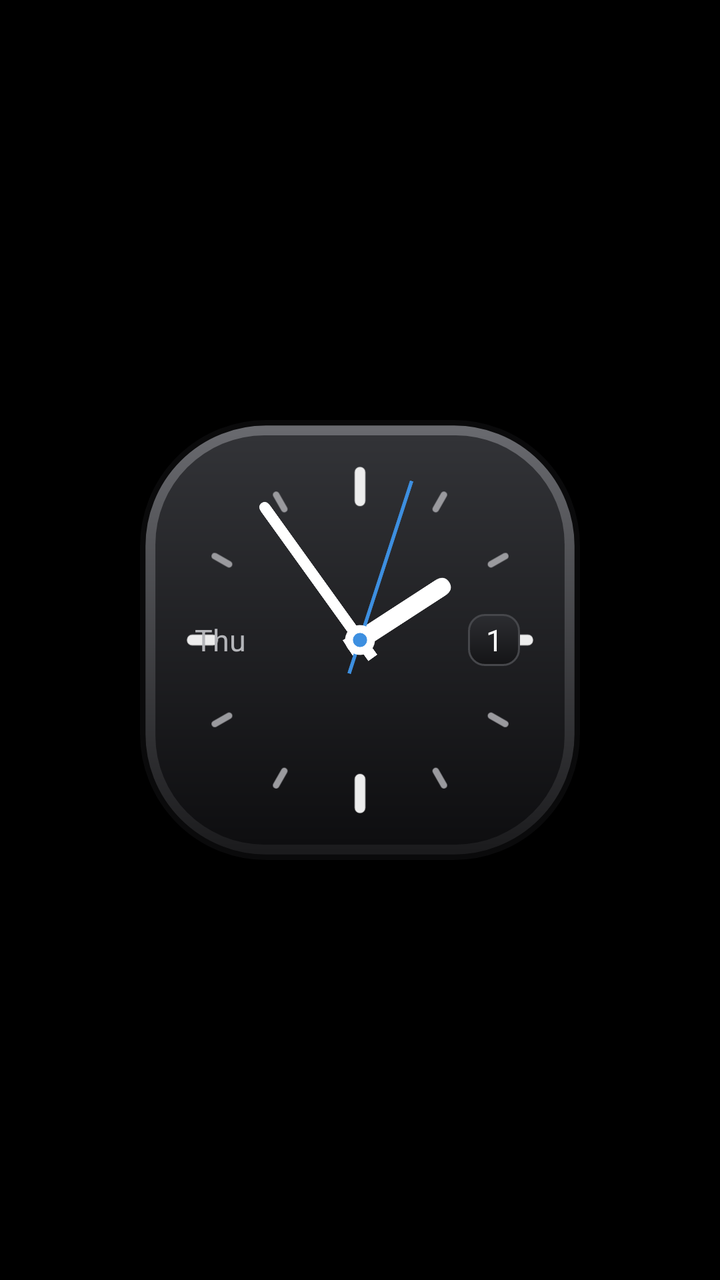
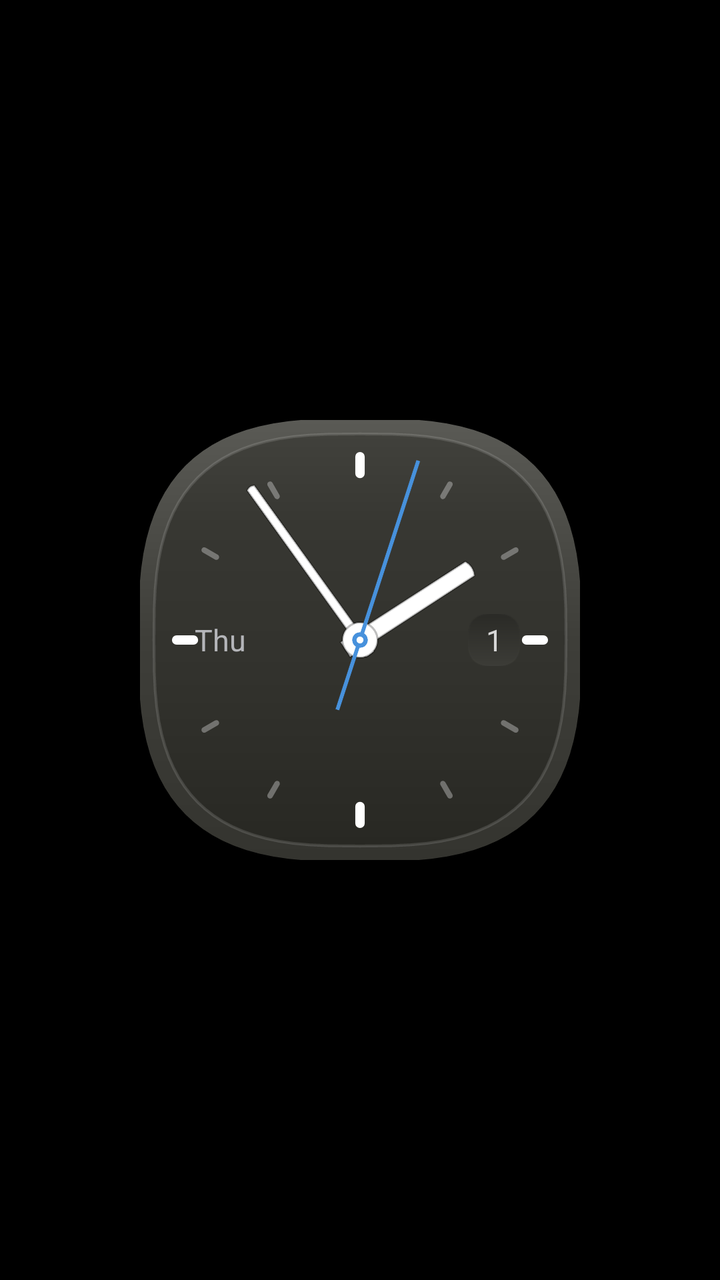

Before-and-after screenshots of an Android layout around one commit, followed by the original layout XML and the change that was made.
<!-- AndroidManifest.xml: application theme Theme.EtesianLauncher -->
<!-- res/layout/bc_bigclock.xml -->
<?xml version="1.0" encoding="utf-8"?>
<FrameLayout xmlns:android="http://schemas.android.com/apk/res/android"
    android:id="@+id/bc_root" android:layout_width="match_parent" android:layout_height="match_parent">
    <FrameLayout android:id="@+id/bc_face" android:layout_width="220dp" android:layout_height="220dp" android:layout_gravity="center">
        <AnalogClock android:id="@+id/bc_clock" android:layout_width="match_parent" android:layout_height="match_parent"
            android:dial="@drawable/bc_square_dial" android:hand_hour="@drawable/bc_hand_hour_l" android:hand_minute="@drawable/bc_hand_minute_l"
            android:hand_second="@drawable/bc_hand_second"/>
        <TextClock android:id="@+id/bc_day" android:layout_width="44dp" android:layout_height="wrap_content" android:layout_gravity="center_vertical|start"
            android:layout_marginStart="18dp" android:format12Hour="EEE" android:format24Hour="EEE" android:gravity="center"
            android:textColor="#FFB4B5B9" android:textSize="15sp" android:fontFamily="etesian-text"/>
        <TextClock android:id="@+id/bc_date" android:layout_width="26dp" android:layout_height="26dp" android:layout_gravity="center_vertical|end"
            android:layout_marginEnd="30dp" android:background="@drawable/bc_date_box" android:format12Hour="d" android:format24Hour="d"
            android:gravity="center" android:textColor="#FFFFFFFF" android:textSize="15sp" android:fontFamily="etesian-text"/>
    </FrameLayout>
</FrameLayout>
<!-- resources referenced by this layout -->
<resources>
  <!-- drawable bc_date_box (drawable) -->
  <?xml version="1.0" encoding="utf-8"?>
  <shape xmlns:android="http://schemas.android.com/apk/res/android">
      <gradient android:angle="270" android:startColor="#FF2C2D31" android:endColor="#FF141416"/>
      <corners android:radius="8dp"/><stroke android:width="1dp" android:color="#FF46474B"/></shape>
  <!-- drawable bc_hand_hour_l (drawable) -->
  <?xml version="1.0" encoding="utf-8"?>
  <vector xmlns:android="http://schemas.android.com/apk/res/android"
      android:width="400dp"
      android:height="400dp"
      android:viewportWidth="120"
      android:viewportHeight="120">
      <path android:fillColor="#FFFFFFFF" android:pathData="M57.5,64h5v-30q0,-3 -2.5,-3q-2.5,0 -2.5,3z" />
  </vector>
  <!-- drawable bc_hand_minute_l (drawable) -->
  <?xml version="1.0" encoding="utf-8"?>
  <vector xmlns:android="http://schemas.android.com/apk/res/android"
      android:width="400dp"
      android:height="400dp"
      android:viewportWidth="120"
      android:viewportHeight="120">
      <path android:fillColor="#FFFFFFFF" android:pathData="M58.5,66h3v-50q0,-2 -1.5,-2q-1.5,0 -1.5,2z" />
      <path android:fillColor="#FFFFFFFF" android:pathData="M60,56.5a3.5,3.5 0,1 1,0 7a3.5,3.5 0,1 1,0 -7z" />
  </vector>
  <!-- drawable bc_hand_second (drawable) -->
  <?xml version="1.0" encoding="utf-8"?>
  <vector xmlns:android="http://schemas.android.com/apk/res/android" android:width="400dp" android:height="400dp" android:viewportWidth="100" android:viewportHeight="100">
      <path android:strokeColor="#FF3D8FE0" android:strokeWidth="0.8" android:pathData="M50,58V12"/>
      <path android:fillColor="#FFFFFFFF" android:pathData="M50,46.6a3.4,3.4 0,1 1,0 6.8a3.4,3.4 0,1 1,0 -6.8z"/>
      <path android:fillColor="#FF3D8FE0" android:pathData="M50,48.4a1.6,1.6 0,1 1,0 3.2a1.6,1.6 0,1 1,0 -3.2z"/>
  </vector>
  <!-- drawable bc_square_dial (drawable) -->
  <?xml version="1.0" encoding="utf-8"?>
  <layer-list xmlns:android="http://schemas.android.com/apk/res/android">
      <item android:width="400dp" android:height="400dp"><shape><gradient android:angle="270" android:startColor="#FF6A6B70" android:endColor="#FF1A1A1C"/>
          <corners android:radius="112dp"/><stroke android:width="5dp" android:color="#FF0A0A0B"/></shape></item>
      <item android:left="14dp" android:top="14dp" android:right="14dp" android:bottom="14dp"><shape>
          <gradient android:angle="270" android:startColor="#FF323337" android:endColor="#FF0E0E10"/><corners android:radius="99dp"/></shape></item>
      <item android:left="14dp" android:top="14dp" android:right="14dp" android:bottom="14dp" android:drawable="@drawable/bc_marks"/>
  </layer-list>
  <!-- drawable bc_marks (drawable) -->
  <?xml version="1.0" encoding="utf-8"?>
  <vector xmlns:android="http://schemas.android.com/apk/res/android" android:width="100dp" android:height="100dp" android:viewportWidth="100" android:viewportHeight="100">
      <path android:strokeColor="#FFEDEDED" android:strokeWidth="2.6" android:strokeLineCap="round"
          android:pathData="M50,9V16M50,84V91M9,50H14M86,50H91"/>
      <path android:strokeColor="#FF9A9A9E" android:strokeWidth="1.6" android:strokeLineCap="round"
          android:pathData="M70.5,14.5L68.5,18M85.5,29.5L82,31.5M85.5,70.5L82,68.5M70.5,85.5L68.5,82M29.5,85.5L31.5,82M14.5,70.5L18,68.5M14.5,29.5L18,31.5M29.5,14.5L31.5,18"/>
  </vector>
  <!-- unchanged entries left out for length: 1 -->
</resources>

<!-- the commit's change to res/layout/bc_bigclock.xml (unified diff, before → after) -->
@@ -10,6 +10,6 @@
             android:textColor="#FFB4B5B9" android:textSize="15sp" android:fontFamily="etesian-text"/>
         <TextClock android:id="@+id/bc_date" android:layout_width="26dp" android:layout_height="26dp" android:layout_gravity="center_vertical|end"
             android:layout_marginEnd="30dp" android:background="@drawable/bc_date_box" android:format12Hour="d" android:format24Hour="d"
-            android:gravity="center" android:textColor="#FFFFFFFF" android:textSize="15sp" android:fontFamily="etesian-text"/>
+            android:gravity="center" android:textColor="#FFD6D6D6" android:textSize="15sp" android:fontFamily="etesian-text"/>
     </FrameLayout>
 </FrameLayout>
<!-- resource entries referenced after the edit -->
@@ -2,52 +2,34 @@
 <resources>
   <!-- drawable bc_date_box (drawable) -->
   <?xml version="1.0" encoding="utf-8"?>
-  <shape xmlns:android="http://schemas.android.com/apk/res/android">
-      <gradient android:angle="270" android:startColor="#FF2C2D31" android:endColor="#FF141416"/>
-      <corners android:radius="8dp"/><stroke android:width="1dp" android:color="#FF46474B"/></shape>
+  <vector xmlns:android="http://schemas.android.com/apk/res/android" xmlns:aapt="http://schemas.android.com/aapt"
+      android:width="26dp" android:height="26dp" android:viewportWidth="26" android:viewportHeight="26">
+      <path android:pathData="M26.00,13.00L25.98,14.85L25.92,16.04L25.82,17.05L25.68,17.95L25.50,18.78L25.29,19.55L25.03,20.26L24.73,20.92L24.39,21.54L24.02,22.12L23.60,22.65L23.15,23.15L22.65,23.60L22.12,24.02L21.54,24.39L20.92,24.73L20.26,25.03L19.55,25.29L18.78,25.50L17.95,25.68L17.05,25.82L16.04,25.92L14.85,25.98L13.00,26.00L11.15,25.98L9.96,25.92L8.95,25.82L8.05,25.68L7.22,25.50L6.45,25.29L5.74,25.03L5.08,24.73L4.46,24.39L3.88,24.02L3.35,23.60L2.85,23.15L2.40,22.65L1.98,22.12L1.61,21.54L1.27,20.92L0.97,20.26L0.71,19.55L0.50,18.78L0.32,17.95L0.18,17.05L0.08,16.04L0.02,14.85L0.00,13.00L0.02,11.15L0.08,9.96L0.18,8.95L0.32,8.05L0.50,7.22L0.71,6.45L0.97,5.74L1.27,5.08L1.61,4.46L1.98,3.88L2.40,3.35L2.85,2.85L3.35,2.40L3.88,1.98L4.46,1.61L5.08,1.27L5.74,0.97L6.45,0.71L7.22,0.50L8.05,0.32L8.95,0.18L9.96,0.08L11.15,0.02L13.00,0.00L14.85,0.02L16.04,0.08L17.05,0.18L17.95,0.32L18.78,0.50L19.55,0.71L20.26,0.97L20.92,1.27L21.54,1.61L22.12,1.98L22.65,2.40L23.15,2.85L23.60,3.35L24.02,3.88L24.39,4.46L24.73,5.08L25.03,5.74L25.29,6.45L25.50,7.22L25.68,8.05L25.82,8.95L25.92,9.96L25.98,11.15Z" android:strokeColor="#59000000" android:strokeWidth="0.8"><aapt:attr name="android:fillColor"><gradient android:type="linear" android:startX="0" android:startY="0" android:endX="0" android:endY="26"><item android:offset="0" android:color="#FF2A2A26"/><item android:offset="1" android:color="#FF3C3C37"/></gradient></aapt:attr></path>
+  </vector>
   <!-- drawable bc_hand_hour_l (drawable) -->
   <?xml version="1.0" encoding="utf-8"?>
-  <vector xmlns:android="http://schemas.android.com/apk/res/android"
-      android:width="400dp"
-      android:height="400dp"
-      android:viewportWidth="120"
-      android:viewportHeight="120">
-      <path android:fillColor="#FFFFFFFF" android:pathData="M57.5,64h5v-30q0,-3 -2.5,-3q-2.5,0 -2.5,3z" />
+  <vector xmlns:android="http://schemas.android.com/apk/res/android" xmlns:aapt="http://schemas.android.com/aapt"
+      android:width="400dp" android:height="400dp" android:viewportWidth="126" android:viewportHeight="126">
+      <path android:pathData="M60.5,68L60.6,25.5Q63,24.2 65.4,25.5L65.5,68Z" android:fillColor="#FFFFFFFF" android:strokeColor="#40000000" android:strokeWidth="0.6"/>
   </vector>
   <!-- drawable bc_hand_minute_l (drawable) -->
   <?xml version="1.0" encoding="utf-8"?>
-  <vector xmlns:android="http://schemas.android.com/apk/res/android"
-      android:width="400dp"
-      android:height="400dp"
-      android:viewportWidth="120"
-      android:viewportHeight="120">
-      <path android:fillColor="#FFFFFFFF" android:pathData="M58.5,66h3v-50q0,-2 -1.5,-2q-1.5,0 -1.5,2z" />
-      <path android:fillColor="#FFFFFFFF" android:pathData="M60,56.5a3.5,3.5 0,1 1,0 7a3.5,3.5 0,1 1,0 -7z" />
+  <vector xmlns:android="http://schemas.android.com/apk/res/android" xmlns:aapt="http://schemas.android.com/aapt"
+      android:width="400dp" android:height="400dp" android:viewportWidth="126" android:viewportHeight="126">
+      <path android:pathData="M61.7,68L61.75,9.4Q63,8.6 64.25,9.4L64.3,68Z" android:fillColor="#FFFFFFFF" android:strokeColor="#40000000" android:strokeWidth="0.6"/>
+      <path android:pathData="M63,58a5,5 0,1 1,0 10a5,5 0,1 1,0 -10z" android:fillColor="#FFFFFFFF" android:strokeColor="#40000000" android:strokeWidth="0.6"/>
+      <path android:pathData="M63,60.8a2.2,2.2 0,1 1,0 4.4a2.2,2.2 0,1 1,0 -4.4z" android:fillColor="#FF4791DC"/>
+      <path android:pathData="M63,62a1,1 0,1 1,0 2a1,1 0,1 1,0 -2z" android:fillColor="#FFFFFFFF"/>
   </vector>
   <!-- drawable bc_hand_second (drawable) -->
   <?xml version="1.0" encoding="utf-8"?>
-  <vector xmlns:android="http://schemas.android.com/apk/res/android" android:width="400dp" android:height="400dp" android:viewportWidth="100" android:viewportHeight="100">
-      <path android:strokeColor="#FF3D8FE0" android:strokeWidth="0.8" android:pathData="M50,58V12"/>
-      <path android:fillColor="#FFFFFFFF" android:pathData="M50,46.6a3.4,3.4 0,1 1,0 6.8a3.4,3.4 0,1 1,0 -6.8z"/>
-      <path android:fillColor="#FF3D8FE0" android:pathData="M50,48.4a1.6,1.6 0,1 1,0 3.2a1.6,1.6 0,1 1,0 -3.2z"/>
+  <vector xmlns:android="http://schemas.android.com/apk/res/android" xmlns:aapt="http://schemas.android.com/aapt"
+      android:width="400dp" android:height="400dp" android:viewportWidth="126" android:viewportHeight="126">
+      <path android:pathData="M63,84V9" android:strokeColor="#FF4791DC" android:strokeWidth="1.1"/>
+      <path android:pathData="M63,60.8a2.2,2.2 0,1 1,0 4.4a2.2,2.2 0,1 1,0 -4.4z" android:fillColor="#FF4791DC"/>
+      <path android:pathData="M63,62a1,1 0,1 1,0 2a1,1 0,1 1,0 -2z" android:fillColor="#FFFFFFFF"/>
   </vector>
-  <!-- drawable bc_square_dial (drawable) -->
-  <?xml version="1.0" encoding="utf-8"?>
-  <layer-list xmlns:android="http://schemas.android.com/apk/res/android">
-      <item android:width="400dp" android:height="400dp"><shape><gradient android:angle="270" android:startColor="#FF6A6B70" android:endColor="#FF1A1A1C"/>
-          <corners android:radius="112dp"/><stroke android:width="5dp" android:color="#FF0A0A0B"/></shape></item>
-      <item android:left="14dp" android:top="14dp" android:right="14dp" android:bottom="14dp"><shape>
-          <gradient android:angle="270" android:startColor="#FF323337" android:endColor="#FF0E0E10"/><corners android:radius="99dp"/></shape></item>
-      <item android:left="14dp" android:top="14dp" android:right="14dp" android:bottom="14dp" android:drawable="@drawable/bc_marks"/>
-  </layer-list>
-  <!-- drawable bc_marks (drawable) -->
-  <?xml version="1.0" encoding="utf-8"?>
-  <vector xmlns:android="http://schemas.android.com/apk/res/android" android:width="100dp" android:height="100dp" android:viewportWidth="100" android:viewportHeight="100">
-      <path android:strokeColor="#FFEDEDED" android:strokeWidth="2.6" android:strokeLineCap="round"
-          android:pathData="M50,9V16M50,84V91M9,50H14M86,50H91"/>
-      <path android:strokeColor="#FF9A9A9E" android:strokeWidth="1.6" android:strokeLineCap="round"
-          android:pathData="M70.5,14.5L68.5,18M85.5,29.5L82,31.5M85.5,70.5L82,68.5M70.5,85.5L68.5,82M29.5,85.5L31.5,82M14.5,70.5L18,68.5M14.5,29.5L18,31.5M29.5,14.5L31.5,18"/>
-  </vector>
+  <!-- drawable bc_square_dial: vector/xml drawable (drawable, 5270 chars, omitted) -->
   <!-- unchanged entries left out for length: 1 -->
 </resources>
 
